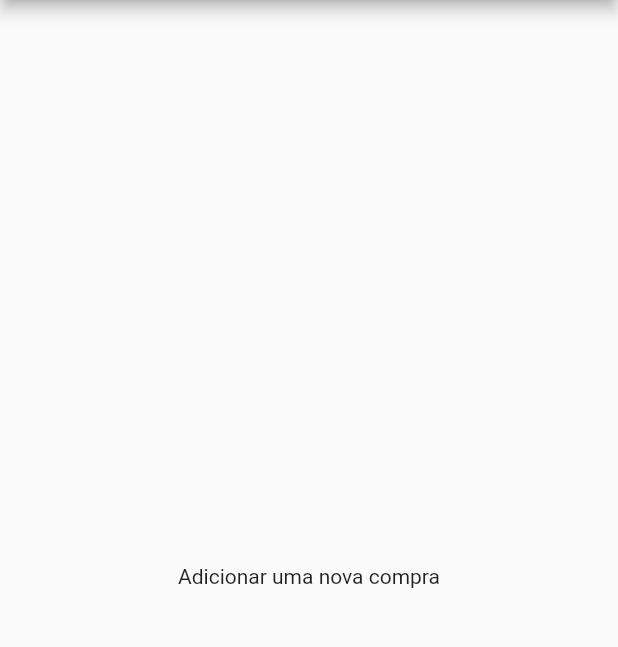
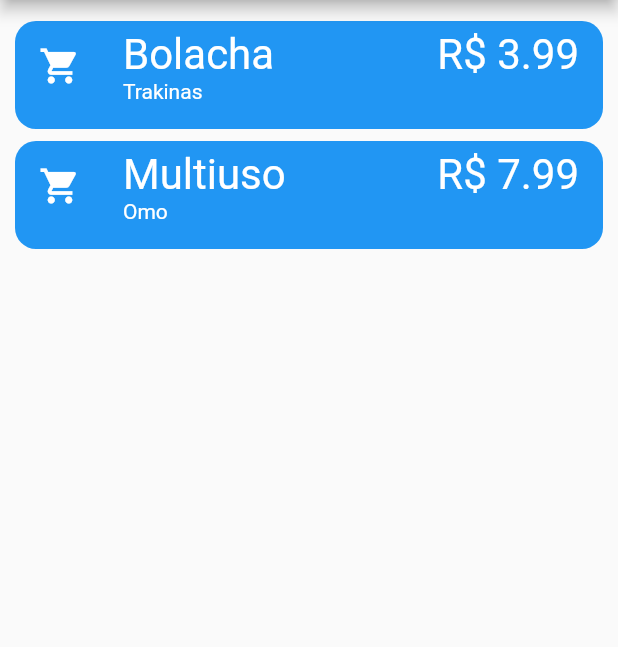
Before and after one commit to Canudo319/shopping-list-app, a Flutter app: the screen it shows after launch, on a phone screen of 412 x 824 dp, the part 84-731 px from its top. Run offline on Flutter 3.47's test engine with Material 2 defaults, Android fonts, the phone set to English and light mode, and no system bars; our stand-ins replace shared_preferences.

Commit message:
adição da classe de listTile

```diff
--- /dev/null
+++ b/lib/models/shopping_item_model.dart
@@ -0,0 +1,14 @@
+class ShoppingItemModel {
+  final int id;
+  String name;
+  String? brand;
+  String? type;
+  double price;
+
+  ShoppingItemModel(
+      {required this.id,
+      required this.name,
+      this.brand,
+      this.type,
+      required this.price});
+}
--- a/lib/ui/shopping_list_app.dart
+++ b/lib/ui/shopping_list_app.dart
@@ -1,14 +1,48 @@
 import 'package:flutter/material.dart';
+import 'package:shopping_list_app/models/shopping_item_model.dart';
 import 'package:shopping_list_app/widgets/greeter_widget.dart';
+import 'package:shopping_list_app/widgets/shopping_item_list_tile.dart';
 
 class ShoppingListApp extends StatelessWidget {
   const ShoppingListApp({Key? key}) : super(key: key);
 
+  List<ShoppingItemListTile> _extract(List<ShoppingItemModel> listaItens) {
+    List<ShoppingItemListTile> listTiles = [];
+
+    for (var item in listaItens) {
+      listTiles.add(ShoppingItemListTile(item));
+    }
+
+    return listTiles;
+  }
+
   @override
   Widget build(BuildContext context) {
+    var itens = [
+      ShoppingItemModel(
+        id: 1,
+        name: "Bolacha",
+        price: 3.99,
+        brand: "Trakinas",
+      ),
+      ShoppingItemModel(
+        id: 2,
+        name: "Multiuso",
+        price: 7.99,
+        brand: "Omo",
+        type: "Limpeza",
+      ),
+    ];
+
+    var themeData = ThemeData(
+      primaryColor: Colors.blue,
+    );
+
     return MaterialApp(
+      theme: themeData,
       home: Scaffold(
         appBar: AppBar(
+          backgroundColor: themeData.primaryColor,
           title: const GreeterWidget(),
           actions: [
             RawMaterialButton(
@@ -21,8 +55,9 @@ class ShoppingListApp extends StatelessWidget {
             )
           ],
         ),
-        body: const Center(
-          child: Text("Adicionar uma nova compra"),
+        body: ListView(
+          padding: const EdgeInsets.all(10),
+          children: [..._extract(itens)],
         ),
       ),
     );
--- /dev/null
+++ b/lib/widgets/shopping_item_list_tile.dart
@@ -0,0 +1,65 @@
+import 'package:flutter/material.dart';
+import 'package:shopping_list_app/models/shopping_item_model.dart';
+
+class ShoppingItemListTile extends StatelessWidget {
+  final ShoppingItemModel item;
+
+  const ShoppingItemListTile(this.item, {Key? key}) : super(key: key);
+
+  @override
+  Widget build(BuildContext context) {
+    return Padding(
+      padding: const EdgeInsets.fromLTRB(0, 4, 0, 4),
+      child: ListTile(
+        onTap: () {},
+        leading: const Icon(
+          Icons.shopping_cart,
+          color: Colors.white,
+          size: 28,
+        ),
+        title: _ShoppingItemListNameText(item),
+        subtitle: Text(
+          item.brand ?? "",
+          style: const TextStyle(
+            color: Colors.white,
+          ),
+        ),
+        tileColor: Theme.of(context).primaryColor,
+        shape: RoundedRectangleBorder(
+          borderRadius: BorderRadius.circular(
+            14.0,
+          ),
+        ),
+      ),
+    );
+  }
+}
+
+class _ShoppingItemListNameText extends StatelessWidget {
+  final ShoppingItemModel item;
+
+  const _ShoppingItemListNameText(this.item, {Key? key}) : super(key: key);
+
+  @override
+  Widget build(BuildContext context) {
+    return Row(
+      children: [
+        Text(
+          item.name,
+          style: const TextStyle(
+            fontSize: 28,
+            color: Colors.white,
+          ),
+        ),
+        const Spacer(),
+        Text(
+          "R\$ ${item.price}",
+          style: const TextStyle(
+            fontSize: 28,
+            color: Colors.white,
+          ),
+        ),
+      ],
+    );
+  }
+}
```
